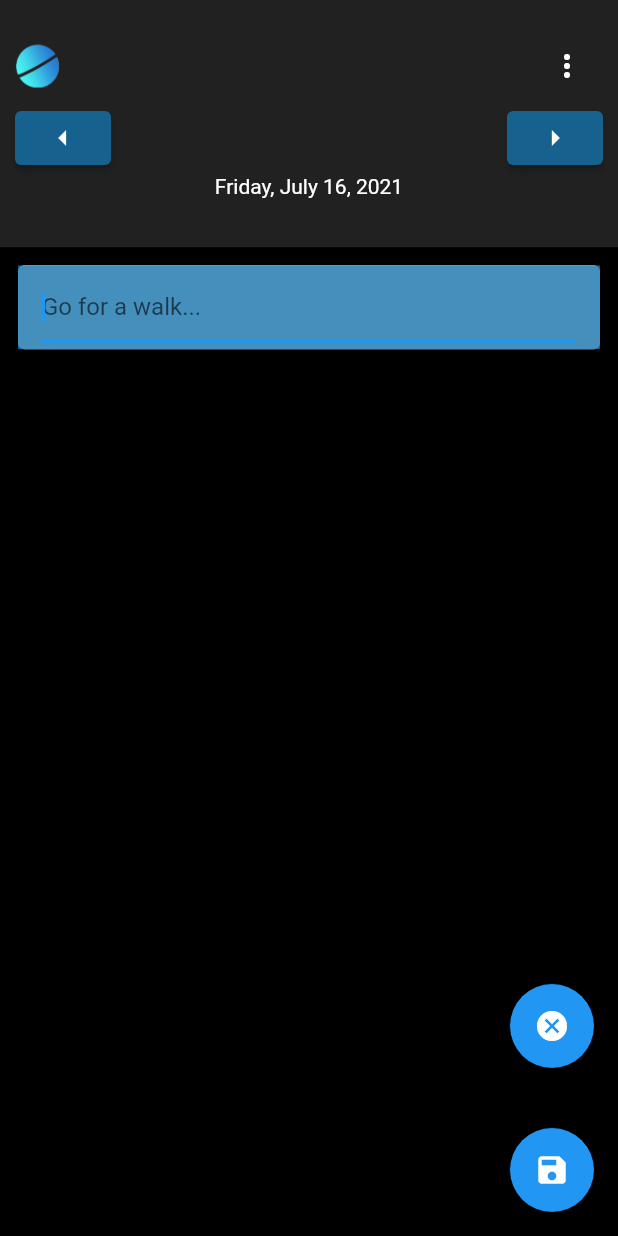
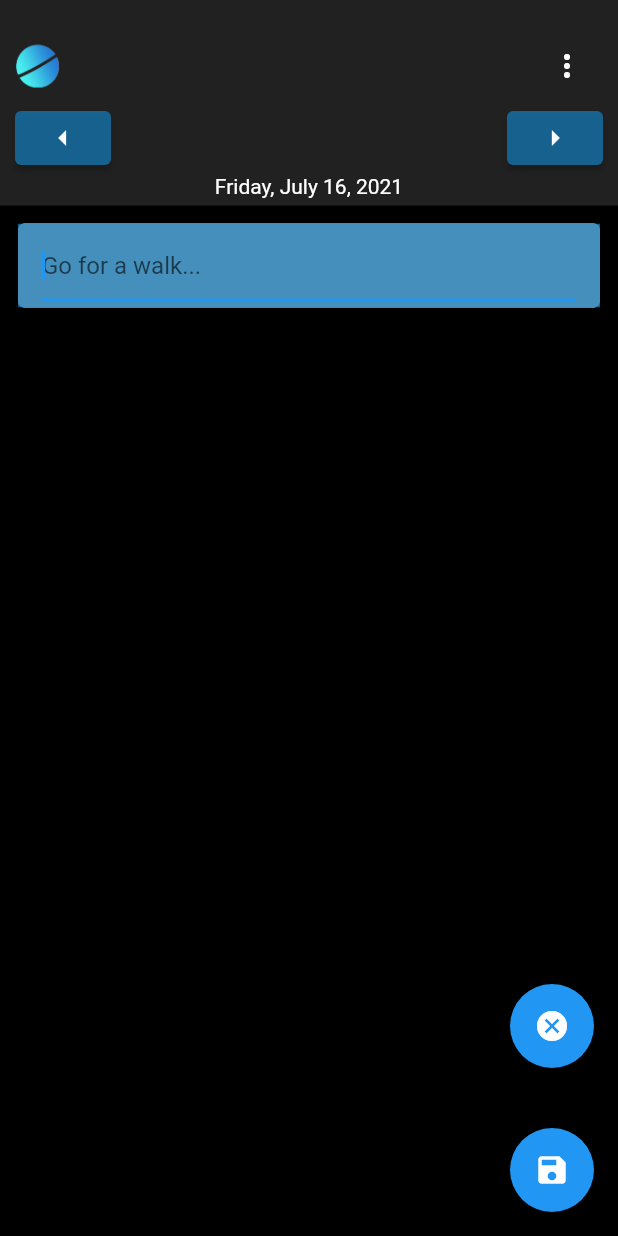
Before and after one commit to dchicchon/Polus, a Flutter app: the screen it shows once a user with an empty profile is signed in, after a tap on the "arrow left" icon, after a tap on the "arrow right" icon, after a tap on the "add" icon, on a phone screen of 412 x 824 dp. Run offline on Flutter 3.47's test engine with Material 2 defaults, Android fonts, the phone set to English and light mode, and no system bars; our stand-ins replace cloud_firestore, firebase_auth, firebase_core, google_sign_in; accounts and stored records are empty.

Commit message:
fix top navigation getting small when adding entry by removing "flexible" widget to keep it at a set size

```diff
--- a/app/lib/home.dart
+++ b/app/lib/home.dart
@@ -103,9 +103,7 @@ class _HomePageState extends State<HomePage> {
     return Scaffold(
         body: Column(
           children: [
-            Flexible(
-              flex: 1,
-              child: Container(
+            Container(
                 // Leave margin here for top bar
                 color: Colors.grey[900],
                 padding: EdgeInsets.fromLTRB(10.0, 20.0, 10.0, 5.0),
@@ -120,8 +118,7 @@ class _HomePageState extends State<HomePage> {
                           onSelected: handleMenuClick,
                           icon: Icon(Icons.more_vert, color: Colors.white),
                           itemBuilder: (BuildContext context) {
-                              return {'Logout', 'Settings'}
-                                  .map((String choice) {
+                            return {'Logout', 'Settings'}.map((String choice) {
                               return PopupMenuItem<String>(
                                 value: choice,
                                 child: Text(choice),
@@ -159,10 +156,8 @@ class _HomePageState extends State<HomePage> {
                     ],
                   )
                 ]))),
-            ),
             // Scrollable list of dates
             Flexible(
-                flex: 4,
                 child: Container(
               child: EntriesList(this.date, this.newEntry,
                   this.entryTextController, this.scrollController),
```
Lines whose indentation alone changed are shown as unchanged.
